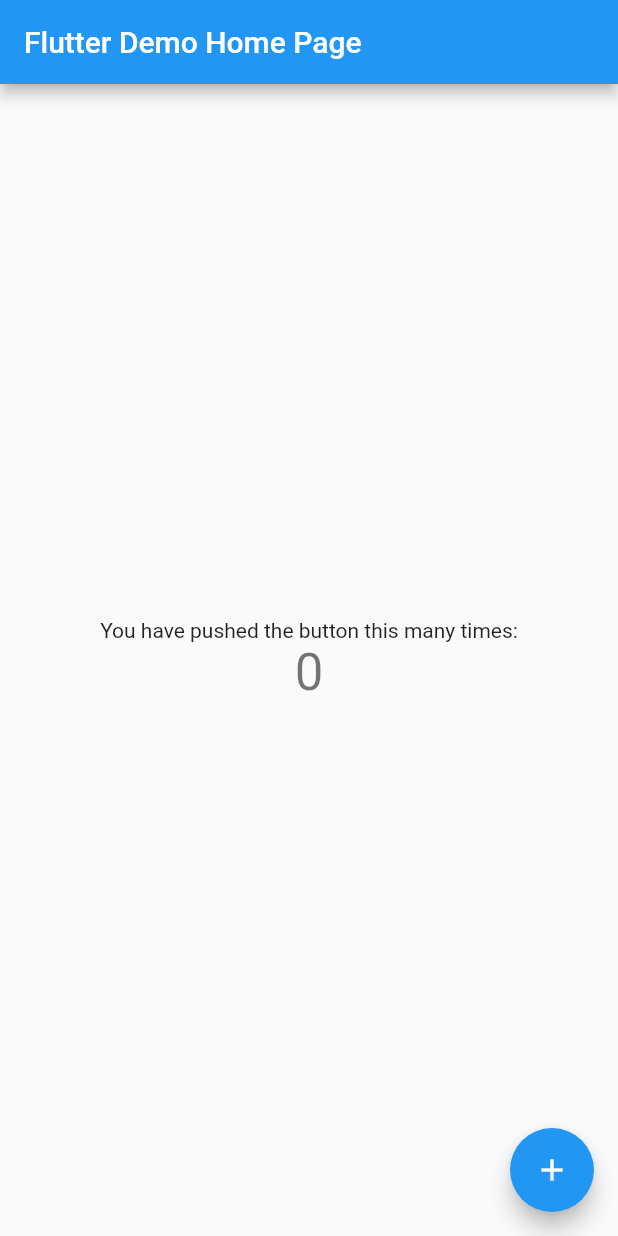
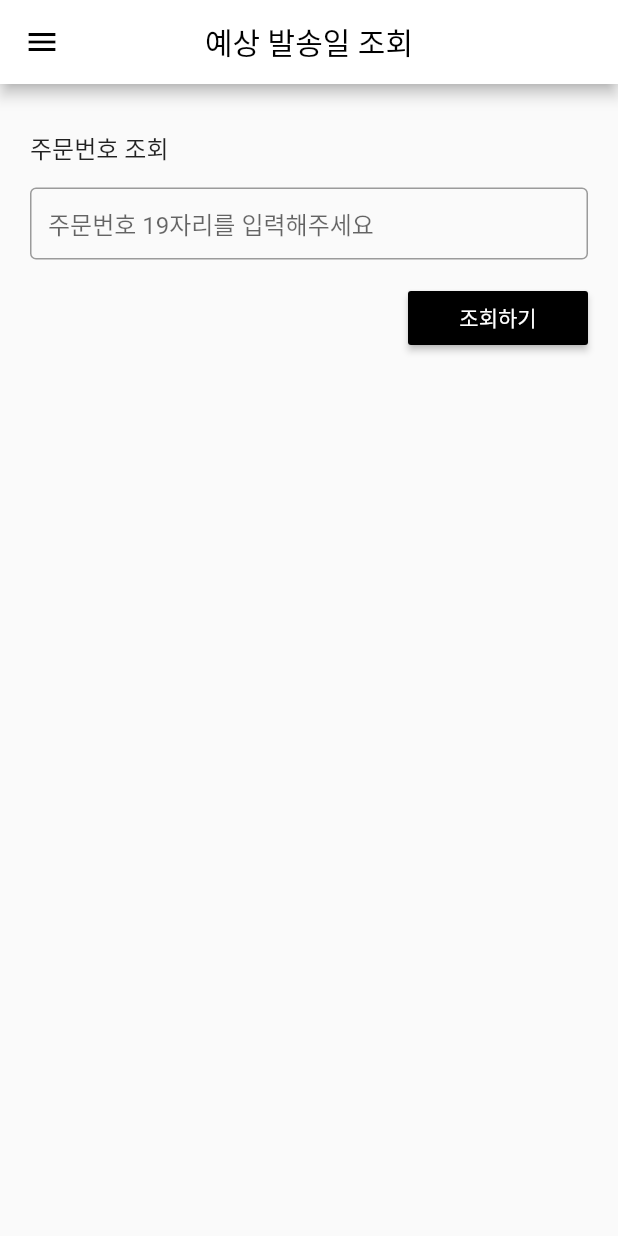
Before and after one commit to jinsk9268/flutter_canvas, a Flutter app: the screen it shows after launch, on a phone screen of 412 x 824 dp. Run offline on Flutter 3.47's test engine with Material 2 defaults, Android fonts, the phone set to English and light mode, and no system bars; our stand-ins replace google_fonts.

Commit message:
[add] 주문번호 조회 페이지 기능 구현중

```diff
--- /dev/null
+++ b/lib/home_order.dart
@@ -0,0 +1,107 @@
+import 'package:flutter/material.dart';
+import 'package:flutter/services.dart';
+
+class HomeOrder extends StatefulWidget {
+  HomeOrder({Key key}) : super(key: key);
+
+  @override
+  _HomeOrderState createState() => _HomeOrderState();
+}
+
+class _HomeOrderState extends State<HomeOrder> {
+  final _formKey = GlobalKey<FormState>();
+  String orderNumber;
+
+  @override
+  Widget build(BuildContext context) {
+    return Scaffold(
+      appBar: AppBar(
+        leading: IconButton(
+          icon: Icon(Icons.menu),
+          onPressed: () {
+            print('메뉴 리스트');
+          },
+        ),
+        title: Text('예상 발송일 조회', style: TextStyle(color: Colors.black)),
+        iconTheme: IconThemeData(color: Colors.black),
+        centerTitle: true,
+        backgroundColor: Colors.white,
+      ),
+      body: Container(
+        padding: EdgeInsets.symmetric(vertical: 30, horizontal: 20),
+        child: Form(
+          key: _formKey,
+          child: Column(
+            crossAxisAlignment: CrossAxisAlignment.start,
+            children: <Widget>[
+              Text(
+                '주문번호 조회',
+                style: TextStyle(
+                  fontSize: 16,
+                  fontWeight: FontWeight.w500,
+                ),
+              ),
+              SizedBox(height: 15),
+              TextFormField(
+                textAlignVertical: TextAlignVertical.center,
+                decoration: InputDecoration(
+                  hintText: '주문번호 19자리를 입력해주세요',
+                  isDense: true,
+                  contentPadding: EdgeInsets.all(12),
+                  border: OutlineInputBorder(),
+                  focusedBorder: OutlineInputBorder(
+                    borderSide: BorderSide(color: Colors.black),
+                  ),
+                  focusColor: Colors.black,
+                ),
+                // 숫자만 입력 가능, length가 19 초과 하면 입력 x
+                keyboardType: TextInputType.number,
+                inputFormatters: <TextInputFormatter>[
+                  FilteringTextInputFormatter.allow(RegExp('[0-9]')),
+                  LengthLimitingTextInputFormatter(19),
+                ],
+                // 유효성 검사
+                validator: (orderNum) {
+                  if (orderNum.length < 19) {
+                    return '주문번호는 19자리 입니다. 다시 입력해주세요';
+                  }
+                  return null;
+                },
+                onSaved: (orderNum) {
+                  orderNumber = orderNum;
+                  print('저장되는 주문번호는 $orderNum');
+                  print('orderNumber : $orderNumber');
+                },
+                onChanged: (orderNum) {
+                  print('주문번호 : $orderNum');
+                },
+              ),
+              SizedBox(height: 15),
+              Row(
+                children: [
+                  Spacer(),
+                  // checkBtn,
+                  Container(
+                    width: 120,
+                    child: RaisedButton(
+                      onPressed: () {
+                        if (_formKey.currentState.validate()) {
+                          setState(() {
+                            _formKey.currentState.save();
+                          });
+                        }
+                      },
+                      color: Colors.black,
+                      child:
+                          Text('조회하기', style: TextStyle(color: Colors.white)),
+                    ),
+                  )
+                ],
+              )
+            ],
+          ),
+        ),
+      ),
+    );
+  }
+}
--- a/lib/main.dart
+++ b/lib/main.dart
@@ -1,117 +1,145 @@
 import 'package:flutter/material.dart';
+import 'package:google_fonts/google_fonts.dart';
+
+import './home_order.dart';
 
 void main() {
-  runApp(MyApp());
+  runApp(CanvasMobile());
 }
 
-class MyApp extends StatelessWidget {
-  // This widget is the root of your application.
+class CanvasMobile extends StatelessWidget {
   @override
   Widget build(BuildContext context) {
     return MaterialApp(
-      title: 'Flutter Demo',
+      debugShowCheckedModeBanner: false,
+      title: 'Canvas',
       theme: ThemeData(
-        // This is the theme of your application.
-        //
-        // Try running your application with "flutter run". You'll see the
-        // application has a blue toolbar. Then, without quitting the app, try
-        // changing the primarySwatch below to Colors.green and then invoke
-        // "hot reload" (press "r" in the console where you ran "flutter run",
-        // or simply save your changes to "hot reload" in a Flutter IDE).
-        // Notice that the counter didn't reset back to zero; the application
-        // is not restarted.
-        primarySwatch: Colors.blue,
-        // This makes the visual density adapt to the platform that you run
-        // the app on. For desktop platforms, the controls will be smaller and
-        // closer together (more dense) than on mobile platforms.
+        // primarySwatch: Colors.blue,
+        textTheme: GoogleFonts.robotoTextTheme(
+          Theme.of(context).textTheme,
+        ),
         visualDensity: VisualDensity.adaptivePlatformDensity,
+        cursorColor: Color(0xff1D2433),
       ),
-      home: MyHomePage(title: 'Flutter Demo Home Page'),
+      home: HomeOrder(),
     );
   }
 }
 
-class MyHomePage extends StatefulWidget {
-  MyHomePage({Key key, this.title}) : super(key: key);
+// import 'package:flutter/material.dart';
 
-  // This widget is the home page of your application. It is stateful, meaning
-  // that it has a State object (defined below) that contains fields that affect
-  // how it looks.
+// void main() {
+//   runApp(MyApp());
+// }
 
-  // This class is the configuration for the state. It holds the values (in this
-  // case the title) provided by the parent (in this case the App widget) and
-  // used by the build method of the State. Fields in a Widget subclass are
-  // always marked "final".
+// class MyApp extends StatelessWidget {
+//   // This widget is the root of your application.
+//   @override
+//   Widget build(BuildContext context) {
+//     return MaterialApp(
+//       title: 'Flutter Demo',
+//       theme: ThemeData(
+//         // This is the theme of your application.
+//         //
+//         // Try running your application with "flutter run". You'll see the
+//         // application has a blue toolbar. Then, without quitting the app, try
+//         // changing the primarySwatch below to Colors.green and then invoke
+//         // "hot reload" (press "r" in the console where you ran "flutter run",
+//         // or simply save your changes to "hot reload" in a Flutter IDE).
+//         // Notice that the counter didn't reset back to zero; the application
+//         // is not restarted.
+//         primarySwatch: Colors.blue,
+//         // This makes the visual density adapt to the platform that you run
+//         // the app on. For desktop platforms, the controls will be smaller and
+//         // closer together (more dense) than on mobile platforms.
+//         visualDensity: VisualDensity.adaptivePlatformDensity,
+//       ),
+//       home: MyHomePage(title: 'Flutter Demo Home Page'),
+//     );
+//   }
+// }
 
-  final String title;
+// class MyHomePage extends StatefulWidget {
+//   MyHomePage({Key key, this.title}) : super(key: key);
 
-  @override
-  _MyHomePageState createState() => _MyHomePageState();
-}
+//   // This widget is the home page of your application. It is stateful, meaning
+//   // that it has a State object (defined below) that contains fields that affect
+//   // how it looks.
 
-class _MyHomePageState extends State<MyHomePage> {
-  int _counter = 0;
+//   // This class is the configuration for the state. It holds the values (in this
+//   // case the title) provided by the parent (in this case the App widget) and
+//   // used by the build method of the State. Fields in a Widget subclass are
+//   // always marked "final".
 
-  void _incrementCounter() {
-    setState(() {
-      // This call to setState tells the Flutter framework that something has
-      // changed in this State, which causes it to rerun the build method below
-      // so that the display can reflect the updated values. If we changed
-      // _counter without calling setState(), then the build method would not be
-      // called again, and so nothing would appear to happen.
-      _counter++;
-    });
-  }
+//   final String title;
 
-  @override
-  Widget build(BuildContext context) {
-    // This method is rerun every time setState is called, for instance as done
-    // by the _incrementCounter method above.
-    //
-    // The Flutter framework has been optimized to make rerunning build methods
-    // fast, so that you can just rebuild anything that needs updating rather
-    // than having to individually change instances of widgets.
-    return Scaffold(
-      appBar: AppBar(
-        // Here we take the value from the MyHomePage object that was created by
-        // the App.build method, and use it to set our appbar title.
-        title: Text(widget.title),
-      ),
-      body: Center(
-        // Center is a layout widget. It takes a single child and positions it
-        // in the middle of the parent.
-        child: Column(
-          // Column is also a layout widget. It takes a list of children and
-          // arranges them vertically. By default, it sizes itself to fit its
-          // children horizontally, and tries to be as tall as its parent.
-          //
-          // Invoke "debug painting" (press "p" in the console, choose the
-          // "Toggle Debug Paint" action from the Flutter Inspector in Android
-          // Studio, or the "Toggle Debug Paint" command in Visual Studio Code)
-          // to see the wireframe for each widget.
-          //
-          // Column has various properties to control how it sizes itself and
-          // how it positions its children. Here we use mainAxisAlignment to
-          // center the children vertically; the main axis here is the vertical
-          // axis because Columns are vertical (the cross axis would be
-          // horizontal).
-          mainAxisAlignment: MainAxisAlignment.center,
-          children: <Widget>[
-            Text(
-              'You have pushed the button this many times:',
-            ),
-            Text(
-              '$_counter',
-              style: Theme.of(context).textTheme.headline4,
-            ),
-          ],
-        ),
-      ),
-      floatingActionButton: FloatingActionButton(
-        onPressed: _incrementCounter,
-        tooltip: 'Increment',
-        child: Icon(Icons.add),
-      ), // This trailing comma makes auto-formatting nicer for build methods.
-    );
-  }
-}
+//   @override
+//   _MyHomePageState createState() => _MyHomePageState();
+// }
+
+// class _MyHomePageState extends State<MyHomePage> {
+//   int _counter = 0;
+
+//   void _incrementCounter() {
+//     setState(() {
+//       // This call to setState tells the Flutter framework that something has
+//       // changed in this State, which causes it to rerun the build method below
+//       // so that the display can reflect the updated values. If we changed
+//       // _counter without calling setState(), then the build method would not be
+//       // called again, and so nothing would appear to happen.
+//       _counter++;
+//     });
+//   }
+
+//   @override
+//   Widget build(BuildContext context) {
+//     // This method is rerun every time setState is called, for instance as done
+//     // by the _incrementCounter method above.
+//     //
+//     // The Flutter framework has been optimized to make rerunning build methods
+//     // fast, so that you can just rebuild anything that needs updating rather
+//     // than having to individually change instances of widgets.
+//     return Scaffold(
+//       appBar: AppBar(
+//         // Here we take the value from the MyHomePage object that was created by
+//         // the App.build method, and use it to set our appbar title.
+//         title: Text(widget.title),
+//       ),
+//       body: Center(
+//         // Center is a layout widget. It takes a single child and positions it
+//         // in the middle of the parent.
+//         child: Column(
+//           // Column is also a layout widget. It takes a list of children and
+//           // arranges them vertically. By default, it sizes itself to fit its
+//           // children horizontally, and tries to be as tall as its parent.
+//           //
+//           // Invoke "debug painting" (press "p" in the console, choose the
+//           // "Toggle Debug Paint" action from the Flutter Inspector in Android
+//           // Studio, or the "Toggle Debug Paint" command in Visual Studio Code)
+//           // to see the wireframe for each widget.
+//           //
+//           // Column has various properties to control how it sizes itself and
+//           // how it positions its children. Here we use mainAxisAlignment to
+//           // center the children vertically; the main axis here is the vertical
+//           // axis because Columns are vertical (the cross axis would be
+//           // horizontal).
+//           mainAxisAlignment: MainAxisAlignment.center,
+//           children: <Widget>[
+//             Text(
+//               'You have pushed the button this many times:',
+//             ),
+//             Text(
+//               '$_counter',
+//               style: Theme.of(context).textTheme.headline4,
+//             ),
+//           ],
+//         ),
+//       ),
+//       floatingActionButton: FloatingActionButton(
+//         onPressed: _incrementCounter,
+//         tooltip: 'Increment',
+//         child: Icon(Icons.add),
+//       ), // This trailing comma makes auto-formatting nicer for build methods.
+//     );
+//   }
+// }
--- a/pubspec.yaml
+++ b/pubspec.yaml
@@ -21,6 +21,7 @@
   sdk: '>=2.7.0 <3.0.0'
 
 dependencies:
+  provider: ^4.1.2
   google_fonts: ^1.1.0
   font_awesome_flutter: ^8.8.1
   flutter:
```
Also changed, not shown: pubspec.lock, 1 other file.
